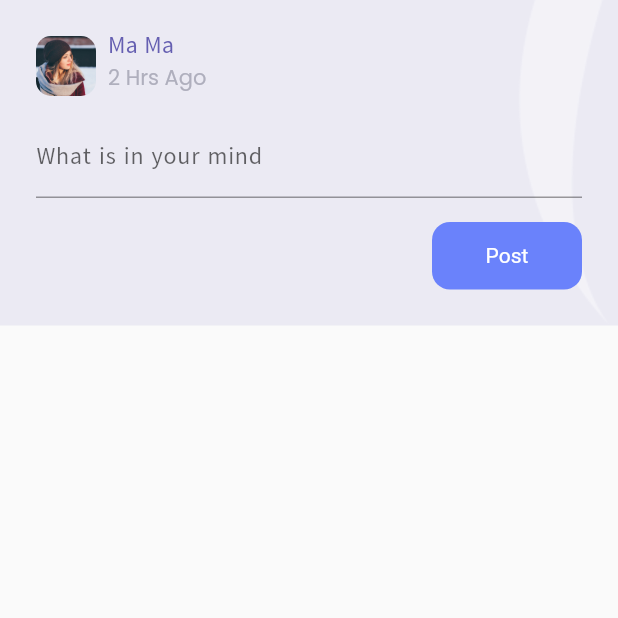
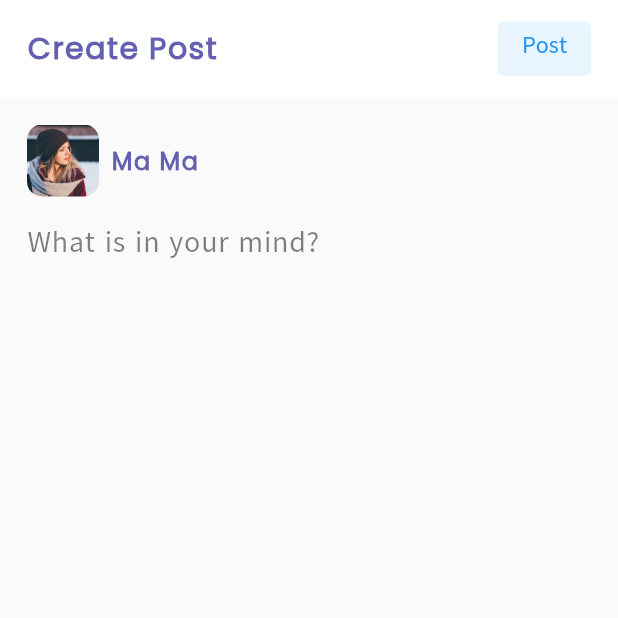
Before and after one commit to DevThurain/wisdom, a Flutter app: the AddPostScreen screen opened by its route, on a phone screen of 412 x 824 dp, the top half of it. Run offline on Flutter 3.47's test engine with Material 2 defaults, Android fonts, the phone set to English and light mode, and no system bars; our stand-ins replace connectivity, flutter_sticky_header, flutter_svg, fluttertoast, get_it, loading_indicator and 2 more; generated files the repository leaves out were written again; network calls fail.

Commit message:
- Add Post Change UI Design

```diff
--- a/lib/src/ui/add_post/add_post_screen.dart
+++ b/lib/src/ui/add_post/add_post_screen.dart
@@ -3,6 +3,7 @@ import 'package:flutter/services.dart';
 import 'package:wisdom/src/app_constants/app_dimen.dart';
 import 'package:wisdom/src/app_constants/app_theme.dart';
 import 'package:wisdom/src/ui/widgets/designed_post_card.dart';
+import 'package:wisdom/src/ui/widgets/square_person_face.dart';
 
 class AddPostScreen extends StatefulWidget {
   static const routeName = '/add_post_screen';
@@ -13,18 +14,18 @@ class AddPostScreen extends StatefulWidget {
 }
 
 class _AddPostScreenState extends State<AddPostScreen> {
-  double get _statusBarHeight {
-    return MediaQuery.of(context).padding.top;
-  }
 
 
   @override
   Widget build(BuildContext context) {
     return Scaffold(
       body: Container(
-            margin: EdgeInsets.only(top: _statusBarHeight),
+             decoration: BoxDecoration(
+               color: AppTheme.dark_purple.withOpacity(0.001)
+             ),
             child: CustomScrollView(
-              slivers: const [
+              slivers:  [
+                _buildSliverAppBar(),
                SliverToBoxAdapter(child:  AddPostSectionView()),
               ],
             ),
@@ -34,6 +35,59 @@ class _AddPostScreenState extends State<AddPostScreen> {
   }
 }
 
+SliverAppBar _buildSliverAppBar() {
+  return SliverAppBar(
+    expandedHeight: 65,
+    collapsedHeight: 65,
+    automaticallyImplyLeading: false,
+    elevation: 0,
+    pinned: true,
+    flexibleSpace: SafeArea(
+      child: Container(
+        width: double.infinity,
+        height: double.infinity,
+        padding:
+        EdgeInsets.symmetric(horizontal: AppDimen.MARGIN_CARD_MEDIUM_2),
+        child: Row(
+          mainAxisAlignment: MainAxisAlignment.spaceBetween,
+          children: [
+            Text(
+              'Create Post',
+              textAlign: TextAlign.center,
+              style: TextStyle(
+                  color: AppTheme.dark_purple,
+                  fontSize: AppDimen.TEXT_REGULAR_3X,
+                  fontFamily: 'Poppins',
+                  letterSpacing: 1,
+                  fontWeight: FontWeight.bold),
+            ),
+            TextButton(
+              onPressed: () => {},
+              style: TextButton.styleFrom(
+                backgroundColor: Colors.blue.withOpacity(0.1),
+                minimumSize: Size.zero,
+                padding: EdgeInsets.symmetric(
+                  horizontal: AppDimen.MARGIN_MEDIUM_2,
+                  vertical: AppDimen.MARGIN_SMALL,
+                ),
+
+                tapTargetSize: MaterialTapTargetSize.shrinkWrap,
+              ),
+              child: Text(
+                "Post",
+                style: TextStyle(
+                  fontSize: AppDimen.TEXT_REGULAR_2X,
+                  fontFamily: 'MyanUni',
+                ),
+              ),
+            ),
+          ],
+        ),
+      ),
+    ),
+    backgroundColor: AppTheme.white,
+  );
+}
 
 class AddPostSectionView extends StatelessWidget {
   const AddPostSectionView({
@@ -42,82 +96,60 @@ class AddPostSectionView extends StatelessWidget {
 
   @override
   Widget build(BuildContext context) {
-    return Container(
-      color: AppTheme.dark_purple.withOpacity(0.1),
-      child: Stack(
-        children: [
-          Positioned(
-            right: -150,
-            bottom: 0,
-            child: Opacity(
-              opacity: 0.4,
-              child: RotatedBox(
-                //4,1
-                quarterTurns: 3,
-                child: Image.asset(
-                  'assets/images/curve_1.png',
-                  color: AppTheme.white,
-                ),
-              ),
-            ),
-          ),
-          Align(
-            alignment: Alignment.center,
-            child: Padding(
-              padding:  EdgeInsets.all(AppDimen.MARGIN_LARGE),
+    return Padding(
+      padding:  EdgeInsets.all(AppDimen.MARGIN_CARD_MEDIUM_2),
       child: Column(
-                mainAxisAlignment: MainAxisAlignment.spaceAround,
         crossAxisAlignment: CrossAxisAlignment.start,
         children:  [
-                  PostProfileUI(
-                    profileUrl: 'assets/images/girl_light.png',
+          Row(
+            crossAxisAlignment: CrossAxisAlignment.center,
+            children: [
+              SquarePersonFace(width: 48, imgPath: 'assets/images/girl_light.png'),
+              SizedBox(width: AppDimen.MARGIN_MEDIUM,),
+              Text(
+                'Ma Ma',
+                textAlign: TextAlign.center,
+                style: TextStyle(
                     color: AppTheme.dark_purple,
-                    name: "Ma Ma",
-                    duration: "2 Hrs Ago",
+                    fontSize: AppDimen.TEXT_REGULAR_2X,
+                    fontFamily: 'Poppins',
+                    letterSpacing: 1,
+                    fontWeight: FontWeight.bold),
               ),
-                  SizedBox(
-                    height: AppDimen.MARGIN_MEDIUM_2,
+            ],
           ),
+          SizedBox(height: AppDimen.MARGIN_MEDIUM,),
           TextField(
-                    maxLengthEnforcement: MaxLengthEnforcement.enforced,
-                    textAlign: TextAlign.start,
             keyboardType: TextInputType.multiline,
             maxLines: null,
-                    decoration: InputDecoration(
-                      hintText: 'What is in your mind'
-                    ),
-
+            minLines: 1,
+            autofocus: false,
             style: TextStyle(
               fontSize: AppDimen.TEXT_REGULAR_2X,
               fontFamily: 'MyanUni',
               letterSpacing: 0.5,
             ),
+            decoration: InputDecoration(
+              contentPadding: EdgeInsets.zero,
+              enabledBorder: OutlineInputBorder(
+                borderRadius:
+                BorderRadius.all(Radius.circular(0.0)),
+                borderSide: BorderSide(color: Colors.transparent),
               ),
-                  SizedBox(
-                    height: AppDimen.MARGIN_MEDIUM_2,
+              focusedBorder: OutlineInputBorder(
+                borderRadius:
+                BorderRadius.all(Radius.circular(0.0)),
+                borderSide: BorderSide(color: Colors.transparent),
               ),
-                  Row(
-                    mainAxisAlignment: MainAxisAlignment.end,
-                    children: [
-                        Container(
-                          width: 100,
-                          height: 45,
-                          decoration: BoxDecoration(
-                            borderRadius: BorderRadius.all(Radius.circular(12)),
-                            color: AppTheme.fresh_purple,
+              filled: true,
+              hintStyle: TextStyle(
+                fontSize: AppDimen.TEXT_REGULAR_3X,
+                fontFamily: 'MyanUni',
+                letterSpacing: 0.5,
+                color: AppTheme.black.withOpacity(0.5),
               ),
-                          child: Center(
-                            child : Text('Post',
-                            style: TextStyle(
-                              color: AppTheme.white
-                            ),)
-                          ),
-                        )
-                    ],
-                  )
-
-                ],
-              ),
+              hintText: 'What is in your mind?',
+              fillColor: Colors.transparent,
             ),
           ),
         ],
--- a/lib/src/ui/intro/intro_screen.dart
+++ b/lib/src/ui/intro/intro_screen.dart
@@ -48,7 +48,7 @@ class _IntroScreenState extends State<IntroScreen> {
                         ),
                       ),
                       const PersonCardSection(),
-                      //const ButtonSectionView()
+                      const ButtonSectionView()
                     ],
                   ),
                 ),
```
Lines whose indentation alone changed are shown as unchanged.
